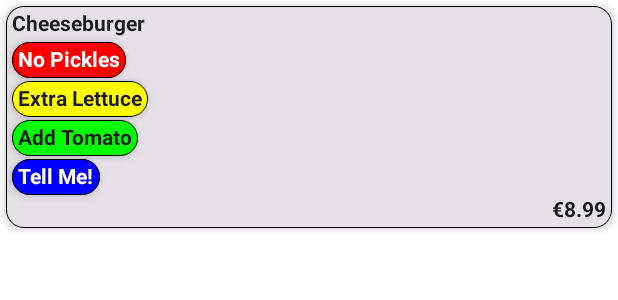
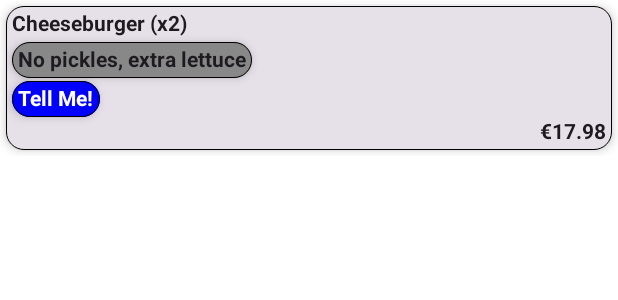
Before and after one commit to ConorCoker/to-table-android, an Android app built with Jetpack Compose: the @Preview function OrderItemPreview, on a phone screen of 412 x 824 dp. Shown: the top 300 px of the screen. Run offline under Robolectric (Android 15) with nearby library versions, the phone set to English and light mode, and no system bars; our stand-ins replace Firebase (no records; nobody signed in at launch, a user with empty details on screens opened directly).

Commit message:
Made some changes to OrdersViewModel to allow it to retrieve the updated order schema, updated MainScreen to be able to handle the New OrderItem attributes

```diff
--- a/app/src/main/java/com/dining/totable/ui/composables/OrderItem.kt
+++ b/app/src/main/java/com/dining/totable/ui/composables/OrderItem.kt
@@ -17,12 +17,11 @@ import androidx.compose.ui.tooling.preview.Preview
 import androidx.compose.ui.unit.Dp
 import androidx.compose.ui.unit.dp
 import com.dining.totable.ui.utils.SpecialRequests
+import com.dining.totable.viewmodels.Order
 
 @Composable
 fun OrderItem(
-    itemName: String,
-    specialRequests: Map<String, String>,
-    price: Double? = null,
+    item: Order.Item,
     hasTellMe: Boolean? = false
 ) {
     Card(
@@ -39,10 +38,17 @@ fun OrderItem(
             .fillMaxWidth()
             .padding(4.dp)) {
             ItemNameText(
-                itemName = itemName,
+                itemName = "${item.itemName} (x${item.quantity})",
                 modifier = Modifier.padding(bottom = 4.dp)
             )
-            OrderItemSpecialRequests(specialRequests)
+            if (item.specialRequests.isNotEmpty()) {
+                OrderItemSpecialRequestCard(containerColor = Color.Gray) {
+                    SpecialRequestText(
+                        specialRequest = item.specialRequests,
+                        specialRequestColor = Color.Unspecified
+                    )
+                }
+            }
             if (hasTellMe == true) {
                 OrderItemSpecialRequestCard(containerColor = Color.Blue) {
                     SpecialRequestText(
@@ -51,12 +57,10 @@ fun OrderItem(
                     )
                 }
             }
-            if (price != null) {
-                ItemNameText(
-                    itemName = "€${price}",
-                    modifier = Modifier.align(Alignment.End)
-                )
-            }
+            ItemNameText(
+                itemName = "€${item.price * item.quantity}",
+                modifier = Modifier.align(Alignment.End)
+            )
         }
     }
 }
@@ -96,25 +100,6 @@ private fun OrderItemSpecialRequestCard(
     }
 }
 
-
-@Composable
-private fun OrderItemSpecialRequests(specialRequests: Map<String, String>) {
-    specialRequests.forEach {
-        OrderItemSpecialRequestCard(
-            containerColor = when (it.key) {
-                "0" -> Color.Red
-                "1" -> Color.Green
-                "2" -> Color.Yellow
-                else -> Color.Gray
-            }
-        ) {
-            val specialRequest = "${SpecialRequests.specialRequestsMap[it.key.toInt()] ?: ""} ${it.value}"
-            val specialRequestColor = if (it.key.toInt() == 0) Color.White else Color.Unspecified
-            SpecialRequestText(specialRequest, specialRequestColor)
-        }
-    }
-}
-
 @Composable
 private fun SpecialRequestText(
     specialRequest: String,
@@ -134,13 +119,12 @@ private fun SpecialRequestText(
 @Composable
 fun OrderItemPreview() {
     OrderItem(
-        itemName = "Cheeseburger",
-        specialRequests = mapOf(
-            "0" to "Pickles",
-            "2" to "Lettuce",
-            "1" to "Tomato"
+        item = Order.Item(
+            itemName = "Cheeseburger",
+            price = 8.99,
+            quantity = 2,
+            specialRequests = "No pickles, extra lettuce"
         ),
-        hasTellMe = true,
-        price = 8.99
+        hasTellMe = true
     )
 }
```
Also changed, not shown: app/src/main/java/com/dining/totable/ui/screens/MainScreen.kt (+12 -9 lines), app/src/main/java/com/dining/totable/viewmodels/OrdersViewModel.kt (+32 -10 lines).
